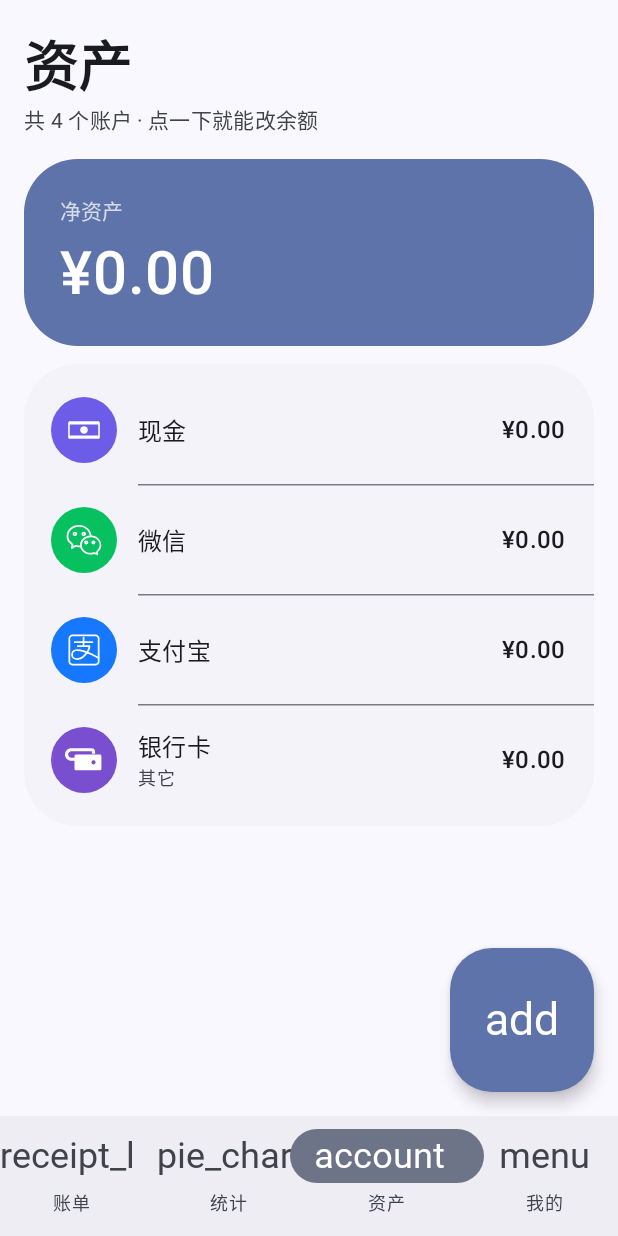
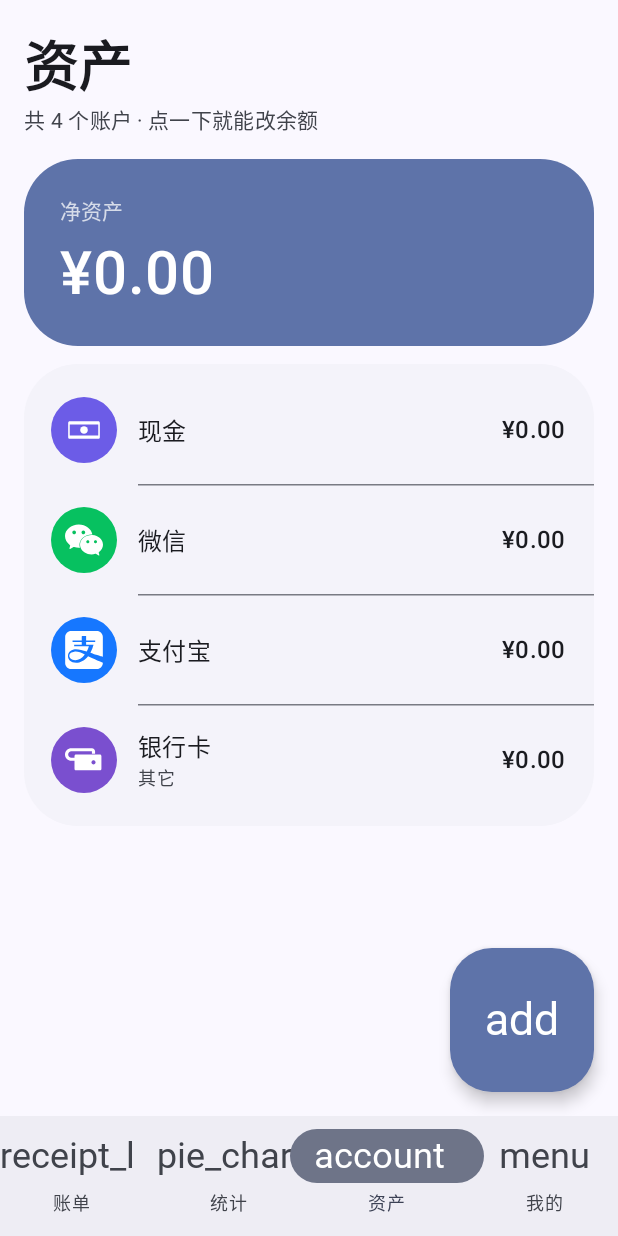
Before and after one commit to cyhkbl/Within, an Android app built with Jetpack Compose: the screen it shows after launch (MainActivity), item 3 of the bottom bar chosen, on a phone screen of 412 x 824 dp. Run offline under Robolectric (Android 15) with nearby library versions, the phone set to English and light mode, and no system bars; our stand-ins replace Material 3 Expressive styles (plain Material 3 is drawn), Room's generated code; Roboto replaces fonts that are not available here.

Commit message:
feat(assets): official Simplified-Icons logos and the full Qianji channel list
WeChat and Alipay now use Simple Icons' exact official vectors (CC0) instead
of Arcticons' traced outlines, which were visibly wrong.

Channel catalogue grows to 47 entries across Qianji's five groups: funds,
credit cards, prepaid, investments and debt. Banks collapse into the single
'bank card' channel the way Qianji does it - the account name carries the
bank.

Also fixes the channel picker opening scrolled to the middle.

```diff
--- a/app/build.gradle.kts
+++ b/app/build.gradle.kts
@@ -12,8 +12,8 @@ android {
         applicationId = "io.github.cyhkbl.within"
         minSdk = 26
         targetSdk = 37
-        versionCode = 11
-        versionName = "1.4.0"
+        versionCode = 12
+        versionName = "1.4.1"
         vectorDrawables { useSupportLibrary = true }
     }
 
--- a/app/src/main/java/io/github/cyhkbl/within/data/AccountChannels.kt
+++ b/app/src/main/java/io/github/cyhkbl/within/data/AccountChannels.kt
@@ -3,14 +3,13 @@ package io.github.cyhkbl.within.data
 /**
  * 账户的「渠道」。
  *
- * 记账人的心智是「钱在微信里」「钱在工商银行」，而不是「这是一个钱包类账户」，
- * 所以账户类型直接就是渠道本身。分组沿用钱迹的三段：资金 / 信用 / 充值。
+ * 分组沿用钱迹的五段：资金 / 信用卡 / 充值 / 投资理财 / 债务。
  * 同名账户再次新建时自动加序号（微信 → 微信2 → 微信3）。
  */
 data class AccountChannel(
     val key: String,
     val label: String,
-    val group: String,     // FUND 资金 / CREDIT 信用 / RECHARGE 充值
+    val group: String,     // FUND / CREDIT / RECHARGE / INVEST / DEBT
     val brand: Long        // ARGB 品牌色
 )
 
@@ -19,6 +18,8 @@ object AccountChannels {
     const val FUND = "FUND"
     const val CREDIT = "CREDIT"
     const val RECHARGE = "RECHARGE"
+    const val INVEST = "INVEST"
+    const val DEBT = "DEBT"
 
     val all: List<AccountChannel> = listOf(
         // ── 资金账户 ──
@@ -28,14 +29,17 @@ object AccountChannels {
         AccountChannel("alipay", "支付宝", FUND, 0xFF1677FF),
         AccountChannel("yuebao", "余额宝", FUND, 0xFFFF6B35),
         AccountChannel("yulibao", "余利宝", FUND, 0xFF2E86FF),
+        AccountChannel("purse", "小荷包", FUND, 0xFFFF4757),
+        AccountChannel("yunshanfu", "云闪付", FUND, 0xFFE1251B),
         AccountChannel("bank", "银行卡", FUND, 0xFF2E86DE),
-        AccountChannel("icbc", "工商银行", FUND, 0xFFC7000B),
-        AccountChannel("boc", "中国银行", FUND, 0xFFA6093D),
-        AccountChannel("cmb", "招商银行", FUND, 0xFFD3001D),
-        AccountChannel("ccb", "建设银行", FUND, 0xFF0055A5),
-        AccountChannel("abc", "农业银行", FUND, 0xFF009B4C),
-        AccountChannel("bocom", "交通银行", FUND, 0xFF005BAC),
+        AccountChannel("housing_fund", "公积金", FUND, 0xFF7A4FCF),
         AccountChannel("qq", "QQ 钱包", FUND, 0xFF12B7F5),
+        AccountChannel("jd", "京东金融", FUND, 0xFFE1251B),
+        AccountChannel("medical", "医保", FUND, 0xFFA29BFE),
+        AccountChannel("digital_cny", "数字人民币", FUND, 0xFFE1251B),
+        AccountChannel("huawei", "华为钱包", FUND, 0xFFE1251B),
+        AccountChannel("pdd", "多多钱包", FUND, 0xFFE1251B),
+        AccountChannel("paypal", "Paypal", FUND, 0xFF003087),
         AccountChannel("other", "其它", FUND, 0xFF7A4FCF),
 
         // ── 信用卡账户 ──
@@ -43,17 +47,44 @@ object AccountChannels {
         AccountChannel("huabei", "花呗", CREDIT, 0xFF1677FF),
         AccountChannel("jiebei", "借呗", CREDIT, 0xFF1677FF),
         AccountChannel("baitiao", "京东白条", CREDIT, 0xFFE1251B),
+        AccountChannel("meituan", "美团月付", CREDIT, 0xFFFFC107),
+        AccountChannel("douyin", "抖音月付", CREDIT, 0xFF00E5D0),
+        AccountChannel("wechat_fenqi", "微信分付", CREDIT, 0xFF07C160),
+        AccountChannel("other_credit", "其它信用卡", CREDIT, 0xFF8D99AE),
 
         // ── 充值账户 ──
         AccountChannel("phone", "话费", RECHARGE, 0xFFFF6B35),
         AccountChannel("utility", "水电", RECHARGE, 0xFF16A085),
         AccountChannel("meal_card", "饭卡", RECHARGE, 0xFFF39C12),
-        AccountChannel("deposit", "押金", RECHARGE, 0xFF3498DB)
+        AccountChannel("deposit", "押金", RECHARGE, 0xFF3498DB),
+        AccountChannel("bus_card", "公交卡", RECHARGE, 0xFF607D8B),
+        AccountChannel("member_card", "会员卡", RECHARGE, 0xFFFF7043),
+        AccountChannel("fuel_card", "加油卡", RECHARGE, 0xFF8E44AD),
+        AccountChannel("sinopec", "石化钱包", RECHARGE, 0xFFE1251B),
+        AccountChannel("apple", "Apple", RECHARGE, 0xFF333333),
+        AccountChannel("other_recharge", "其它充值卡", RECHARGE, 0xFF3498DB),
+
+        // ── 投资理财 ──
+        AccountChannel("stock", "股票", INVEST, 0xFFFF6B35),
+        AccountChannel("fund", "基金", INVEST, 0xFFFF7043),
+        AccountChannel("gold", "黄金", INVEST, 0xFFF5B301),
+        AccountChannel("forex", "外汇", INVEST, 0xFF1677FF),
+        AccountChannel("futures", "期货", INVEST, 0xFFE1251B),
+        AccountChannel("bond", "债券", INVEST, 0xFF3498DB),
+        AccountChannel("fixed_income", "固定收益", INVEST, 0xFF6C5CE7),
+        AccountChannel("crypto", "加密货币", INVEST, 0xFFF7931A),
+        AccountChannel("other_invest", "其它理财", INVEST, 0xFF1677FF),
+
+        // ── 债务 ──
+        AccountChannel("lend_out", "借出", DEBT, 0xFFFF4757),
+        AccountChannel("borrow_in", "借入", DEBT, 0xFF2ED573)
     )
 
     val fundChannels get() = all.filter { it.group == FUND }
     val creditChannels get() = all.filter { it.group == CREDIT }
     val rechargeChannels get() = all.filter { it.group == RECHARGE }
+    val investChannels get() = all.filter { it.group == INVEST }
+    val debtChannels get() = all.filter { it.group == DEBT }
 
     fun byKey(key: String?): AccountChannel? = all.firstOrNull { it.key == key }
 
@@ -62,6 +93,8 @@ object AccountChannels {
     fun groupLabel(group: String): String = when (group) {
         CREDIT -> "信用卡账户"
         RECHARGE -> "充值账户"
+        INVEST -> "投资理财账户"
+        DEBT -> "债务"
         else -> "资金账户"
     }
 
@@ -72,26 +105,42 @@ object AccountChannels {
         val n = name.trim()
         return when {
             n.contains("零钱通") -> "wechat_change"
-            n.contains("微信") -> "wechat"
+            n.contains("微信") || n.contains("分付") && n.contains("微信") -> "wechat"
             n.contains("余额宝") -> "yuebao"
             n.contains("余利宝") -> "yulibao"
-            n.contains("支付宝") -> "alipay"
             n.contains("花呗") -> "huabei"
             n.contains("借呗") -> "jiebei"
             n.contains("白条") -> "baitiao"
+            n.contains("支付宝") -> "alipay"
+            n.contains("云闪付") -> "yunshanfu"
+            n.contains("小荷包") -> "purse"
+            n.contains("公积金") -> "housing_fund"
+            n.contains("医保") -> "medical"
+            n.contains("数字人民币") -> "digital_cny"
+            n.contains("华为") -> "huawei"
+            n.contains("多多") -> "pdd"
+            n.contains("Paypal") || n.contains("paypal") -> "paypal"
             n.contains("QQ") || n.contains("qq") -> "qq"
-            n.contains("工商") -> "icbc"
-            n.contains("中国银行") || n == "中行" -> "boc"
-            n.contains("招商") -> "cmb"
-            n.contains("建设") -> "ccb"
-            n.contains("农业") -> "abc"
-            n.contains("交通银行") -> "bocom"
-            n.contains("信用") || legacyType == "CREDIT" -> "credit"
-            n.contains("现金") || legacyType == "CASH" -> "cash"
+            n.contains("京东金融") -> "jd"
+            n.contains("股票") -> "stock"
+            n.contains("基金") -> "fund"
+            n.contains("黄金") -> "gold"
+            n.contains("外汇") -> "forex"
+            n.contains("期货") -> "futures"
+            n.contains("债券") -> "bond"
+            n.contains("加密") -> "crypto"
             n.contains("话费") -> "phone"
             n.contains("水电") -> "utility"
             n.contains("饭卡") -> "meal_card"
             n.contains("押金") -> "deposit"
+            n.contains("公交") -> "bus_card"
+            n.contains("会员") -> "member_card"
+            n.contains("加油") -> "fuel_card"
+            n.contains("Apple") || n.contains("apple") -> "apple"
+            // 银行一律归到银行卡，账户名本身保留
+            n.contains("银行") -> "bank"
+            n.contains("信用") || legacyType == "CREDIT" -> "credit"
+            n.contains("现金") || legacyType == "CASH" -> "cash"
             else -> "other"
         }
     }
--- a/app/src/main/res/drawable/ic_channel_abc.xml
+++ /dev/null
@@ -1,27 +0,0 @@
-<vector xmlns:android="http://schemas.android.com/apk/res/android"
-    android:width="48dp"
-    android:height="48dp"
-    android:viewportWidth="48"
-    android:viewportHeight="48">
-    <path
-        android:strokeColor="#FFFFFF"
-        android:strokeWidth="2.2"
-        android:strokeLineCap="round"
-        android:strokeLineJoin="round"
-        android:fillColor="#00000000"
-        android:pathData="M45.5 24c0 11.874-9.626 21.5-21.5 21.5S2.5 35.874 2.5 24S12.126 2.5 24 2.5S45.5 12.126 45.5 24" />
-    <path
-        android:strokeColor="#FFFFFF"
-        android:strokeWidth="2.2"
-        android:strokeLineCap="round"
-        android:strokeLineJoin="round"
-        android:fillColor="#00000000"
-        android:pathData="M16.866 8.938v20.953c0 .627.504 1.131 1.13 1.131h3.671v9.493C13.438 39.355 7.32 32.31 7.32 24a16.68 16.68 0 0 1 9.538-15.074m14.277 20.965c0 .627-.505 1.131-1.132 1.131h-3.67v9.493a16.68 16.68 0 0 0 4.802-31.592z" />
-    <path
-        android:strokeColor="#FFFFFF"
-        android:strokeWidth="2.2"
-        android:strokeLineCap="round"
-        android:strokeLineJoin="round"
-        android:fillColor="#00000000"
-        android:pathData="M27.475 2.782v13.089a.564.564 0 0 1-.566.565h-1.63c-.851 0-1.279.505-1.279.505s-.428-.505-1.278-.505H21.09a.564.564 0 0 1-.566-.565V2.782M24 16.83v14.042m-7.135-7.063c.175.132.379.22.61.22l5.127.004c.928 0 1.398 1.409 1.398 1.409s.47-1.409 1.398-1.41l5.127-.003c.231 0 .435-.088.61-.22" />
-</vector>
--- a/app/src/main/res/drawable/ic_channel_alipay.xml
+++ b/app/src/main/res/drawable/ic_channel_alipay.xml
@@ -1,20 +1,9 @@
 <vector xmlns:android="http://schemas.android.com/apk/res/android"
-    android:width="48dp"
-    android:height="48dp"
-    android:viewportWidth="48"
-    android:viewportHeight="48">
+    android:width="24dp"
+    android:height="24dp"
+    android:viewportWidth="24"
+    android:viewportHeight="24">
     <path
-        android:strokeColor="#FFFFFF"
-        android:strokeWidth="2.2"
-        android:strokeLineCap="round"
-        android:strokeLineJoin="round"
-        android:fillColor="#00000000"
-        android:pathData="M12.325 14.168h22.286M23.468 8.496v10.663M42.5 33.99c-6.65-3.897-33.565-17.803-33.565-3.784c0 3.485 3.39 5.17 6.673 5.17c7.86 0 15.252-10.95 15.252-16.217H16.077" />
-    <path
-        android:strokeColor="#FFFFFF"
-        android:strokeWidth="2.2"
-        android:strokeLineCap="round"
-        android:strokeLineJoin="round"
-        android:fillColor="#00000000"
-        android:pathData="M38.5 5.5h-29a4 4 0 0 0-4 4v29a4 4 0 0 0 4 4h29a4 4 0 0 0 4-4v-29a4 4 0 0 0-4-4" />
+        android:fillColor="#FFFFFF"
+        android:pathData="M19.695 15.07c3.426 1.158 4.203 1.22 4.203 1.22V3.846c0-2.124-1.705-3.845-3.81-3.845H3.914C1.808.001.102 1.722.102 3.846v16.31c0 2.123 1.706 3.845 3.813 3.845h16.173c2.105 0 3.81-1.722 3.81-3.845v-.157s-6.19-2.602-9.315-4.119c-2.096 2.602-4.8 4.181-7.607 4.181-4.75 0-6.361-4.19-4.112-6.949.49-.602 1.324-1.175 2.617-1.497 2.025-.502 5.247.313 8.266 1.317a16.796 16.796 0 0 0 1.341-3.302H5.781v-.952h4.799V6.975H4.77v-.953h5.81V3.591s0-.409.411-.409h2.347v2.84h5.744v.951h-5.744v1.704h4.69a19.453 19.453 0 0 1-1.986 5.06c1.424.52 2.702 1.011 3.654 1.333m-13.81-2.032c-.596.06-1.71.325-2.321.869-1.83 1.608-.735 4.55 2.968 4.55 2.151 0 4.301-1.388 5.99-3.61-2.403-1.182-4.438-2.028-6.637-1.809" />
 </vector>
--- a/app/src/main/res/drawable/ic_channel_boc.xml
+++ /dev/null
@@ -1,27 +0,0 @@
-<vector xmlns:android="http://schemas.android.com/apk/res/android"
-    android:width="48dp"
-    android:height="48dp"
-    android:viewportWidth="48"
-    android:viewportHeight="48">
-    <path
-        android:strokeColor="#FFFFFF"
-        android:strokeWidth="2.2"
-        android:strokeLineCap="round"
-        android:strokeLineJoin="round"
-        android:fillColor="#00000000"
-        android:pathData="M2.5,24 a21.5,21.5 0 1,0 43,0 a21.5,21.5 0 1,0 -43,0 Z" />
-    <path
-        android:strokeColor="#FFFFFF"
-        android:strokeWidth="2.2"
-        android:strokeLineCap="round"
-        android:strokeLineJoin="round"
-        android:fillColor="#00000000"
-        android:pathData="M20,16 h8 a4,4 0 0,1 4,4 v8 a4,4 0 0,1 -4,4 h-8 a4,4 0 0,1 -4,-4 v-8 a4,4 0 0,1 4,-4 Z" />
-    <path
-        android:strokeColor="#FFFFFF"
-        android:strokeWidth="2.2"
-        android:strokeLineCap="round"
-        android:strokeLineJoin="round"
-        android:fillColor="#00000000"
-        android:pathData="M24 2.5V16m0 16v13.5" />
-</vector>
--- a/app/src/main/res/drawable/ic_channel_ccb.xml
+++ /dev/null
@@ -1,13 +0,0 @@
-<vector xmlns:android="http://schemas.android.com/apk/res/android"
-    android:width="48dp"
-    android:height="48dp"
-    android:viewportWidth="48"
-    android:viewportHeight="48">
-    <path
-        android:strokeColor="#FFFFFF"
-        android:strokeWidth="2.2"
-        android:strokeLineCap="round"
-        android:strokeLineJoin="round"
-        android:fillColor="#00000000"
-        android:pathData="m23.997 8.251l12.498 12.294l-3.435 3.381l-8.11-7.981l-10.128 9.969l10.13 9.968l8.108-7.981l8.677.053A18.125 18.125 0 1 1 23.997 8.25m3.745-2.189l11.79 11.494l2.913-2.868l-7.634-7.763c-3.527-3.587-8.507-4.782-11.971-1.505c.373-.106 3.786-.446 4.902.642" />
-</vector>
--- a/app/src/main/res/drawable/ic_channel_cmb.xml
+++ /dev/null
@@ -1,26 +0,0 @@
-<vector xmlns:android="http://schemas.android.com/apk/res/android"
-    android:width="48dp"
-    android:height="48dp"
-    android:viewportWidth="48"
-    android:viewportHeight="48">
-    <path
-        android:strokeColor="#FFFFFF"
-        android:strokeWidth="2.2"
-        android:strokeLineCap="round"
-        android:strokeLineJoin="round"
-        android:fillColor="#00000000"
-        android:pathData="m22.064 32.79l-6.012-14.8l-6.012 14.8z" />
-    <path
-        android:fillColor="#FFFFFF"
-        android:pathData="m33.884 32.79l-6.012-14.8l-6.012 14.8z" />
-    <path
-        android:fillColor="#FFFFFF"
-        android:pathData="m11.07 39.397l-4.537-6.58l11.35-27.701l5.997 14.799l5.997-14.8l11.35 27.702l-4.536 6.58z" />
-    <path
-        android:strokeColor="#FFFFFF"
-        android:strokeWidth="2.2"
-        android:strokeLineCap="round"
-        android:strokeLineJoin="round"
-        android:fillColor="#00000000"
-        android:pathData="M45.5 24c0 11.874-9.626 21.5-21.5 21.5S2.5 35.874 2.5 24S12.126 2.5 24 2.5S45.5 12.126 45.5 24m-10.119-5.448h9.414m-4.402 12.233h3.985M36.217 20.59h9.01m-8.174 2.04h8.403m-7.568 2.038h7.58m-6.744 2.039h6.583m-5.747 2.039h5.386" />
-</vector>
--- a/app/src/main/res/drawable/ic_channel_icbc.xml
+++ /dev/null
@@ -1,13 +0,0 @@
-<vector xmlns:android="http://schemas.android.com/apk/res/android"
-    android:width="48dp"
-    android:height="48dp"
-    android:viewportWidth="48"
-    android:viewportHeight="48">
-    <path
-        android:strokeColor="#FFFFFF"
-        android:strokeWidth="2.2"
-        android:strokeLineCap="round"
-        android:strokeLineJoin="round"
-        android:fillColor="#00000000"
-        android:pathData="M21.27 42.5H5.5V28.44h12.46v-8.88H5.5V5.5h15.77m5.46 0H42.5v14.06H30.04v8.88H42.5V42.5H26.73" />
-</vector>
--- a/app/src/main/res/drawable/ic_channel_wechat.xml
+++ b/app/src/main/res/drawable/ic_channel_wechat.xml
@@ -1,20 +1,9 @@
 <vector xmlns:android="http://schemas.android.com/apk/res/android"
-    android:width="48dp"
-    android:height="48dp"
-    android:viewportWidth="48"
-    android:viewportHeight="48">
+    android:width="24dp"
+    android:height="24dp"
+    android:viewportWidth="24"
+    android:viewportHeight="24">
     <path
-        android:strokeColor="#FFFFFF"
-        android:strokeWidth="2.2"
-        android:strokeLineCap="round"
-        android:strokeLineJoin="round"
-        android:fillColor="#00000000"
-        android:pathData="M20 32.17a21.3 21.3 0 0 1-5.81-.71a2.63 2.63 0 0 0-1.45.24c-1.35.76-2.64 1.62-4.17 2.58c.28-1.27.46-2.38.78-3.45a1.31 1.31 0 0 0-.6-1.74c-4.65-3.28-6.61-8.2-5.14-13.26c1.36-4.68 4.69-7.51 9.22-9a15.47 15.47 0 0 1 16.89 4.94a15.1 15.1 0 0 1 2.71 7.55m-18.13-3a1.79 1.79 0 0 0-1.72-1.78a1.73 1.73 0 0 0-1.81 1.68a1.71 1.71 0 0 0 1.7 1.78a1.76 1.76 0 0 0 1.83-1.68m9.3-1.78a1.79 1.79 0 0 0-1.75 1.76a1.75 1.75 0 0 0 1.8 1.7a1.73 1.73 0 1 0 0-3.46Z" />
-    <path
-        android:strokeColor="#FFFFFF"
-        android:strokeWidth="2.2"
-        android:strokeLineCap="round"
-        android:strokeLineJoin="round"
-        android:fillColor="#00000000"
-        android:pathData="M40.83 42.05c-1.22-.54-2.35-1.36-3.55-1.49s-2.45.57-3.69.69a12.36 12.36 0 0 1-10-3.27C18.22 33 19 25.46 25.17 21.41c5.49-3.6 13.55-2.4 17.42 2.6a9.88 9.88 0 0 1-1.14 13.8c-1.19 1.06-1.62 1.94-.86 3.33a4 4 0 0 1 .24.91m-14-13.52a1.44 1.44 0 1 0 0-2.88a1.44 1.44 0 1 0 0 2.88m9-2.88A1.43 1.43 0 0 0 34.44 27a1.42 1.42 0 1 0 2.84.12a1.43 1.43 0 0 0-1.41-1.47Z" />
+        android:fillColor="#FFFFFF"
+        android:pathData="M8.691 2.188C3.891 2.188 0 5.476 0 9.53c0 2.212 1.17 4.203 3.002 5.55a.59.59 0 0 1 .213.665l-.39 1.48c-.019.07-.048.141-.048.213 0 .163.13.295.29.295a.326.326 0 0 0 .167-.054l1.903-1.114a.864.864 0 0 1 .717-.098 10.16 10.16 0 0 0 2.837.403c.276 0 .543-.027.811-.05-.857-2.578.157-4.972 1.932-6.446 1.703-1.415 3.882-1.98 5.853-1.838-.576-3.583-4.196-6.348-8.596-6.348zM5.785 5.991c.642 0 1.162.529 1.162 1.18a1.17 1.17 0 0 1-1.162 1.178A1.17 1.17 0 0 1 4.623 7.17c0-.651.52-1.18 1.162-1.18zm5.813 0c.642 0 1.162.529 1.162 1.18a1.17 1.17 0 0 1-1.162 1.178 1.17 1.17 0 0 1-1.162-1.178c0-.651.52-1.18 1.162-1.18zm5.34 2.867c-1.797-.052-3.746.512-5.28 1.786-1.72 1.428-2.687 3.72-1.78 6.22.942 2.453 3.666 4.229 6.884 4.229.826 0 1.622-.12 2.361-.336a.722.722 0 0 1 .598.082l1.584.926a.272.272 0 0 0 .14.047c.134 0 .24-.111.24-.247 0-.06-.023-.12-.038-.177l-.327-1.233a.582.582 0 0 1-.023-.156.49.49 0 0 1 .201-.398C23.024 18.48 24 16.82 24 14.98c0-3.21-2.931-5.837-6.656-6.088V8.89c-.135-.01-.27-.027-.407-.03zm-2.53 3.274c.535 0 .969.44.969.982a.976.976 0 0 1-.969.983.976.976 0 0 1-.969-.983c0-.542.434-.982.97-.982zm4.844 0c.535 0 .969.44.969.982a.976.976 0 0 1-.969.983.976.976 0 0 1-.969-.983c0-.542.434-.982.969-.982z" />
 </vector>
```
Also changed, not shown: app/src/main/java/io/github/cyhkbl/within/ui/assets/AssetsScreen.kt (+7 -2 lines), app/src/main/java/io/github/cyhkbl/within/ui/components/ChannelGlyph.kt (+33 -14 lines), app/src/main/res/drawable/ic_channel_bocom.xml (deleted, +0 -12 lines), 1 other file.
